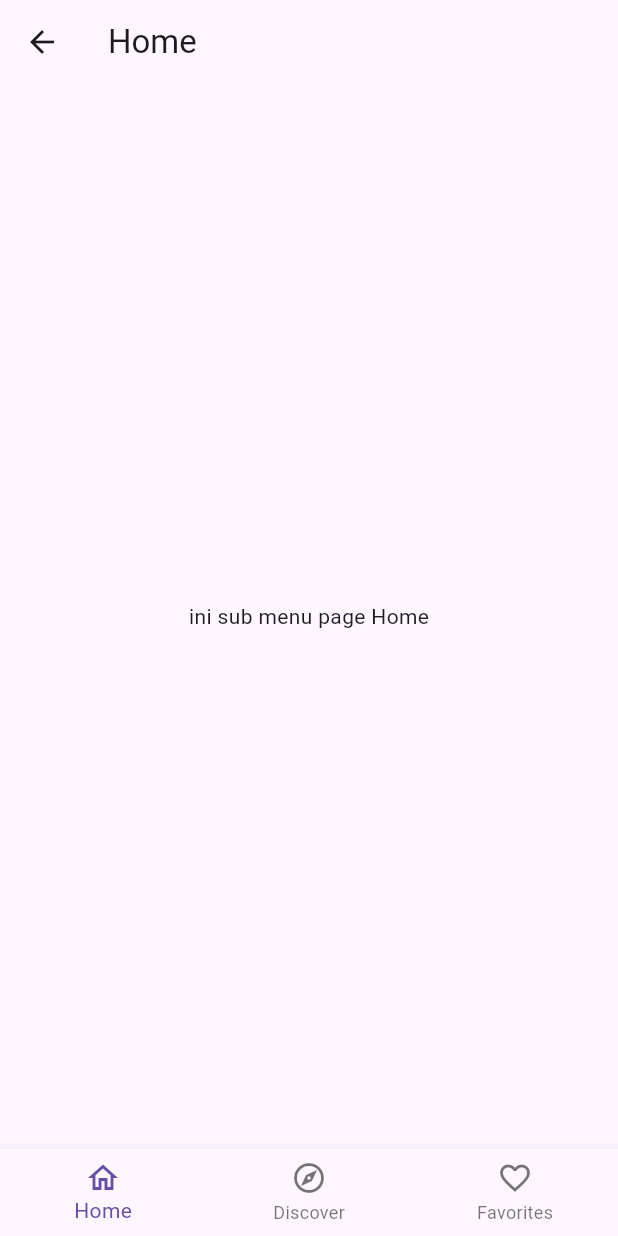
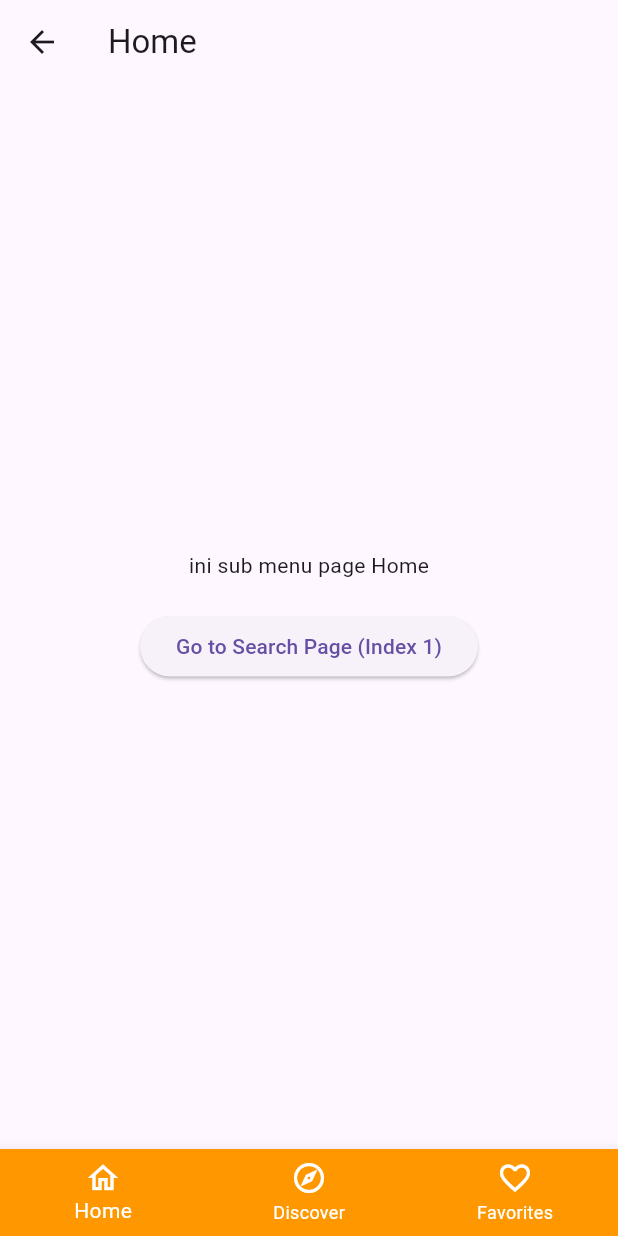
Before and after one commit to asrafelfarras/apps_food, a Flutter app: the screen it shows after launch, after a tap on "Login", on a phone screen of 412 x 824 dp. Run offline on Flutter 3.47's test engine with Material 3 defaults, Android fonts, the phone set to English and light mode, and no system bars; our stand-ins replace get.

Commit message:
Menambahkan Binding ke BottomNavController

```diff
--- /dev/null
+++ b/lib/controller/bottom_nav_binding.dart
@@ -0,0 +1,9 @@
+import 'package:get/get.dart';
+import 'bottom_nav_controller.dart';
+
+class BottomNavBinding extends Bindings {
+  @override
+  void dependencies() {
+    Get.lazyPut<BottomNavController>(() => BottomNavController());
+  }
+}
--- a/lib/home_page.dart
+++ b/lib/home_page.dart
@@ -13,10 +13,11 @@ class HomePage extends StatelessWidget {
     final BottomNavController bottomNavController = Get.put(BottomNavController());
 
     final List<Widget> menus = [
-      const Home(),
-      const Discover(),
-      const Favorites(),
-    ];
+  Home(),       // No 'const'
+  Discover(),   // No 'const'
+  Favorites(),  // No 'const'
+];
+
 
     return Obx(() {
       return Scaffold(
@@ -24,6 +25,9 @@ class HomePage extends StatelessWidget {
         bottomNavigationBar: BottomNavigationBar(
           currentIndex: bottomNavController.selectedIndex.value,
           onTap: bottomNavController.changeIndexMenu,
+          backgroundColor: Colors.orange, // Set background color to orange
+          selectedItemColor: Colors.white, // Set selected item color to white
+          unselectedItemColor: Colors.white, // Set unselected item color to white
           items: const [
             BottomNavigationBarItem(
               icon: Icon(Icons.home_outlined),
--- a/lib/main.dart
+++ b/lib/main.dart
@@ -1,5 +1,6 @@
 import 'package:flutter/material.dart';
 import 'package:get/get.dart';
+import 'package:apps_food/controller/bottom_nav_binding.dart';
 import 'package:apps_food/home_page.dart';
 import 'package:apps_food/login_page.dart';
 
@@ -17,7 +18,11 @@ class MyApp extends StatelessWidget {
       initialRoute: '/',
       getPages: [
         GetPage(name: '/', page: () => const LoginPage()),
-        GetPage(name: '/homepage', page: () => const HomePage()),
+        GetPage(
+          name: '/homepage',
+          page: () => const HomePage(),
+          binding: BottomNavBinding(), // Pastikan binding sudah ada
+        ),
       ],
     );
   }
--- a/lib/menus/home.dart
+++ b/lib/menus/home.dart
@@ -1,16 +1,32 @@
 import 'package:flutter/material.dart';
+import 'package:get/get.dart';
+import 'package:apps_food/controller/bottom_nav_controller.dart';
 
 class Home extends StatelessWidget {
   const Home({super.key});
 
   @override
   Widget build(BuildContext context) {
+    final BottomNavController controller = Get.find(); // Ambil instance controller
+
     return Scaffold(
       appBar: AppBar(
         title: const Text("Home"),
       ),
-      body: const Center(
-        child: Text("ini sub menu page Home"),
+      body: Center(
+        child: Column(
+          mainAxisAlignment: MainAxisAlignment.center,
+          children: [
+            const Text("ini sub menu page Home"),
+            const SizedBox(height: 20),
+            ElevatedButton(
+              onPressed: () {
+                controller.changeIndexMenu(1); // Ubah indeks menu
+              },
+              child: const Text('Go to Search Page (Index 1)'),
+            ),
+          ],
+        ),
       ),
     );
   }
```
Also changed, not shown: lib/menus/discover.dart (line endings or trailing spaces), lib/menus/favorites.dart (line endings or trailing spaces).
